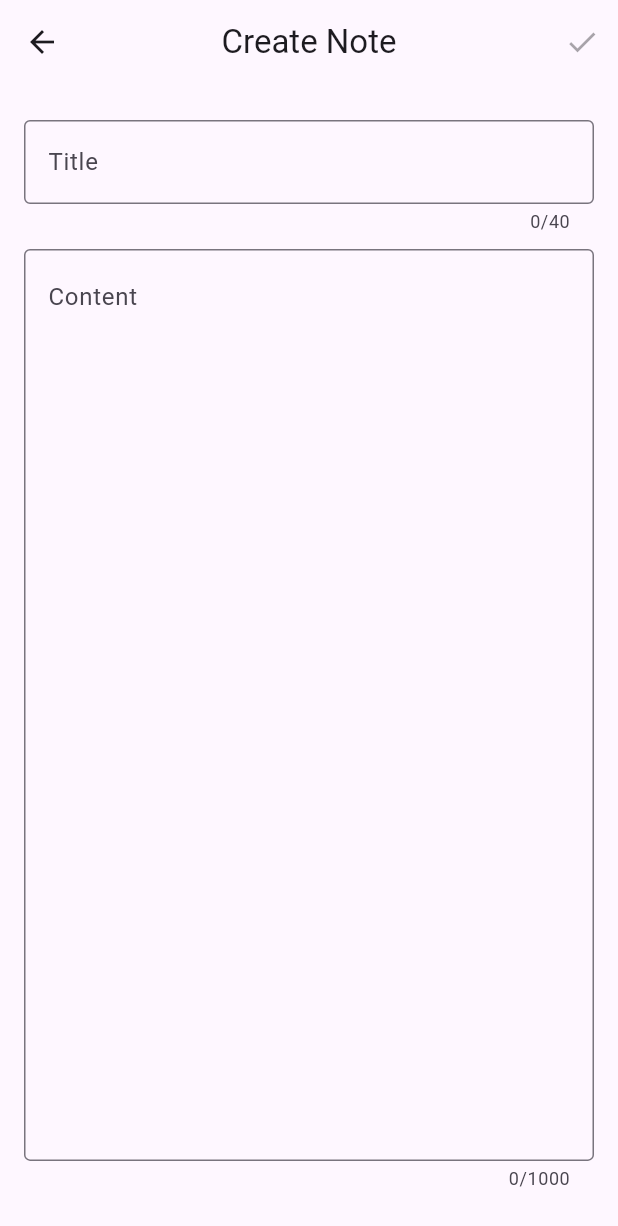
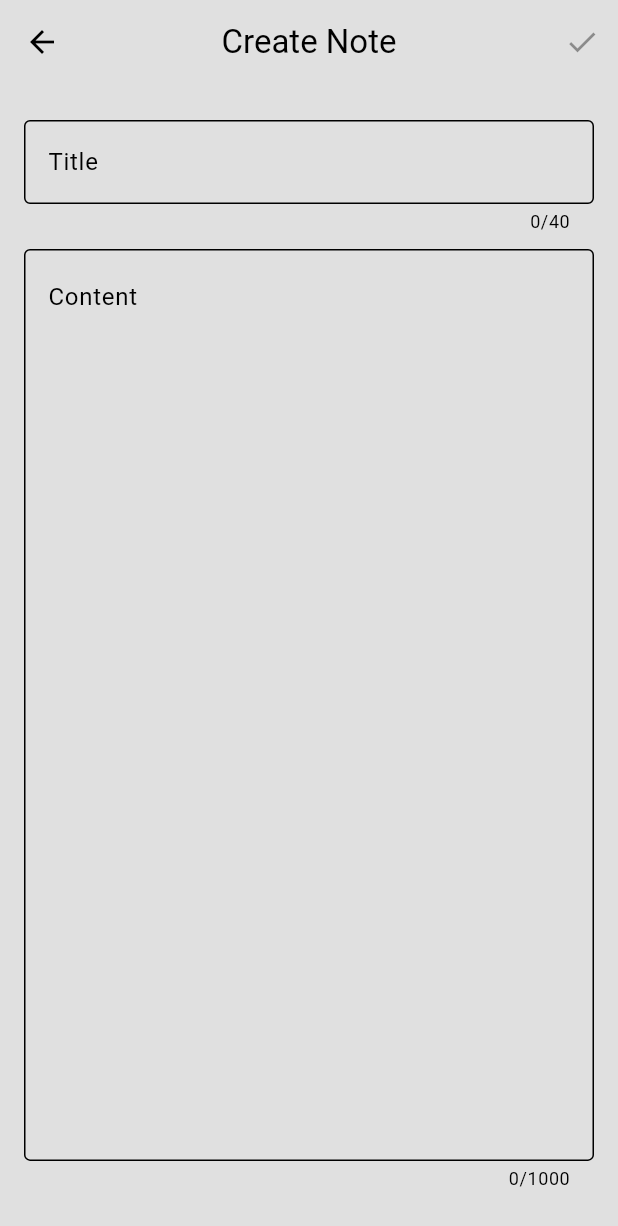
Before and after one commit to lechsebastian/notes, a Flutter app: the screen it shows after launch, after a tap on the "add" icon, on a phone screen of 412 x 824 dp. Shown: the top 1226 px of the screen. Run offline on Flutter 3.47's test engine with Material 3 defaults, Android fonts, the phone set to English and light mode, and no system bars; our stand-ins replace isar; accounts and stored records are empty; generated files the repository leaves out were written again.

Commit message:
Add theme management with light and dark mode support

```diff
--- a/lib/main.dart
+++ b/lib/main.dart
@@ -1,6 +1,7 @@
 import 'package:flutter/material.dart';
 import 'package:notes/models/note_database.dart';
 import 'package:notes/pages/notes_page.dart';
+import 'package:notes/theme/theme_provider.dart';
 import 'package:provider/provider.dart';
 
 void main() async {
@@ -8,7 +9,13 @@ void main() async {
   await NoteDatabase().initialize();
 
   runApp(
-    ChangeNotifierProvider(create: (context) => NoteDatabase(), child: MyApp()),
+    MultiProvider(
+      providers: [
+        ChangeNotifierProvider(create: (context) => NoteDatabase()),
+        ChangeNotifierProvider(create: (context) => ThemeProvider()),
+      ],
+      child: MyApp(),
+    ),
   );
 }
 
@@ -19,6 +26,7 @@ class MyApp extends StatelessWidget {
   Widget build(BuildContext context) {
     return MaterialApp(
       debugShowCheckedModeBanner: false,
+      theme: Provider.of<ThemeProvider>(context).themeData,
       home: const NotesPage(),
     );
   }
--- /dev/null
+++ b/lib/theme/theme.dart
@@ -0,0 +1,21 @@
+import 'package:flutter/material.dart';
+
+ThemeData lightMode = ThemeData(
+  brightness: Brightness.light,
+  colorScheme: ColorScheme.light(
+    surface: Colors.grey.shade300,
+    primary: Colors.grey.shade200,
+    secondary: Colors.grey.shade400,
+    inversePrimary: Colors.grey.shade800,
+  ),
+);
+
+ThemeData darkMode = ThemeData(
+  brightness: Brightness.dark,
+  colorScheme: ColorScheme.dark(
+    surface: Colors.grey.shade900,
+    primary: Colors.grey.shade800,
+    secondary: Colors.grey.shade700,
+    inversePrimary: Colors.grey.shade300,
+  ),
+);
--- /dev/null
+++ b/lib/theme/theme_provider.dart
@@ -0,0 +1,23 @@
+import 'package:flutter/material.dart';
+import 'package:notes/theme/theme.dart';
+
+class ThemeProvider extends ChangeNotifier {
+  ThemeData _themeData = lightMode;
+
+  ThemeData get themeData => _themeData;
+
+  bool get isDarkMode => _themeData == darkMode;
+
+  set themeData(ThemeData themeData) {
+    _themeData = themeData;
+    notifyListeners();
+  }
+
+  void toggleTheme() {
+    if (_themeData == lightMode) {
+      _themeData = darkMode;
+    } else {
+      _themeData = lightMode;
+    }
+  }
+}
```
